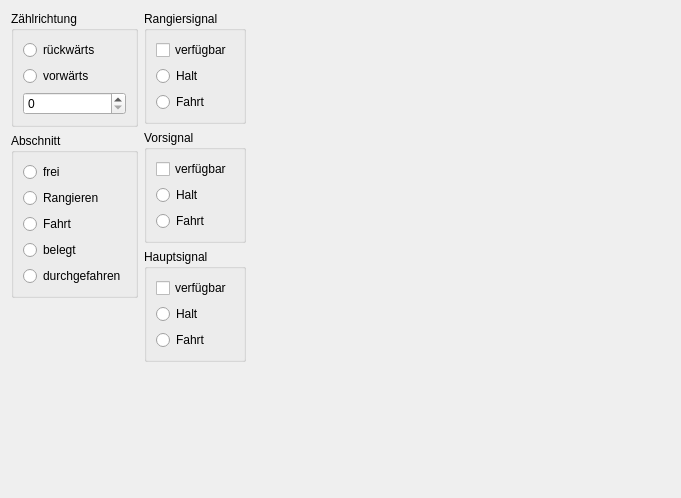
stmork/mrw-track-control-ng, file MRW-WidgetStudy/signalstudy.ui: the form before one commit.
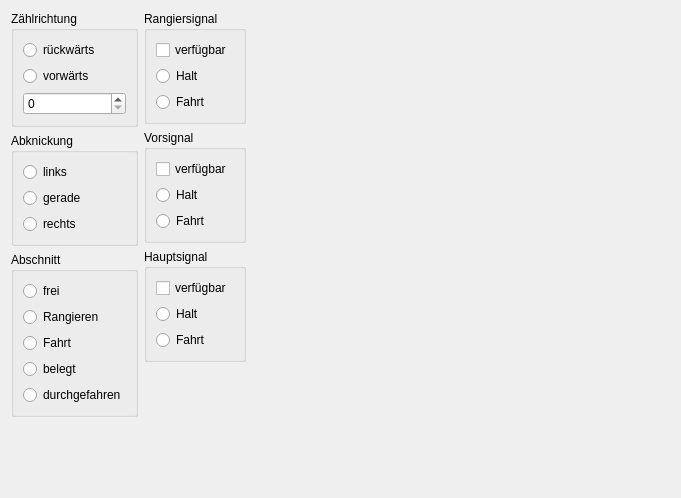
The form after the commit. Custom widgets are drawn as their Qt base class.

The edit to the form file:
```diff
--- a/MRW-WidgetStudy/signalstudy.ui
+++ b/MRW-WidgetStudy/signalstudy.ui
@@ -46,6 +46,36 @@
        </layout>
       </widget>
      </item>
+     <item>
+      <widget class="QGroupBox" name="groupBox">
+       <property name="title">
+        <string>Abknickung</string>
+       </property>
+       <layout class="QVBoxLayout" name="verticalLayout_8">
+        <item>
+         <widget class="QRadioButton" name="leftCurveButton">
+          <property name="text">
+           <string>links</string>
+          </property>
+         </widget>
+        </item>
+        <item>
+         <widget class="QRadioButton" name="straightButton">
+          <property name="text">
+           <string>gerade</string>
+          </property>
+         </widget>
+        </item>
+        <item>
+         <widget class="QRadioButton" name="rightCurveButton">
+          <property name="text">
+           <string>rechts</string>
+          </property>
+         </widget>
+        </item>
+       </layout>
+      </widget>
+     </item>
      <item>
       <widget class="QGroupBox" name="groupBox_4">
        <property name="title">
```
